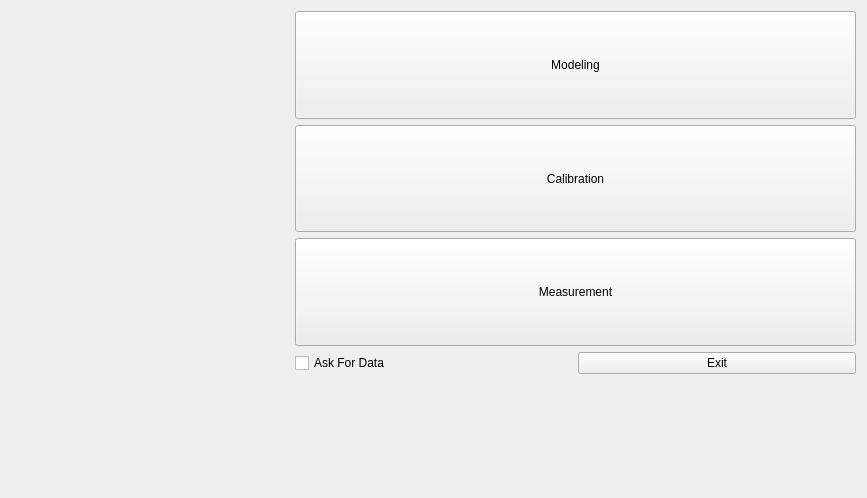
Above: dialog.ui from Abbath/P before the change. Below: the same form after it.
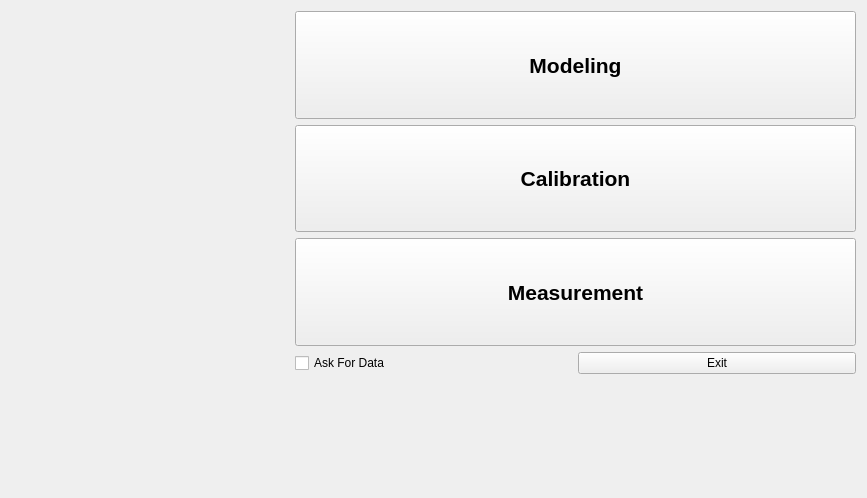
That is the form after the change. Icons and pictures are not drawn.

```diff
--- a/dialog.ui
+++ b/dialog.ui
@@ -29,6 +29,13 @@
        <verstretch>0</verstretch>
       </sizepolicy>
      </property>
+     <property name="font">
+      <font>
+       <pointsize>16</pointsize>
+       <weight>75</weight>
+       <bold>true</bold>
+      </font>
+     </property>
      <property name="text">
       <string>Measurement</string>
      </property>
@@ -42,6 +49,13 @@
        <verstretch>0</verstretch>
       </sizepolicy>
      </property>
+     <property name="font">
+      <font>
+       <pointsize>16</pointsize>
+       <weight>75</weight>
+       <bold>true</bold>
+      </font>
+     </property>
      <property name="text">
       <string>Calibration</string>
      </property>
@@ -78,6 +92,13 @@
        <verstretch>0</verstretch>
       </sizepolicy>
      </property>
+     <property name="font">
+      <font>
+       <pointsize>16</pointsize>
+       <weight>75</weight>
+       <bold>true</bold>
+      </font>
+     </property>
      <property name="text">
       <string>Modeling</string>
      </property>
```
